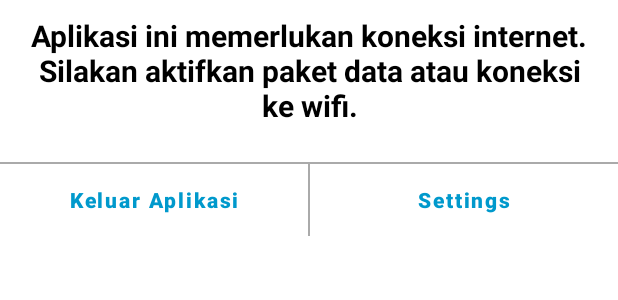
After one commit to yuwandianto/PAT-Versi-1.0.0, an Android app: the layout costum_dialog.xml on its own in the app's theme, with its tools: preview values and no code run, on a phone screen of 412 x 824 dp. The commit adds this screen. Shown: the top 300 px of the screen. Run offline under Robolectric (Android 15) with nearby library versions, the phone set to English and light mode, and no system bars.

Commit message:
Membuat Konfirmasi koneksi internet

```diff
--- /dev/null
+++ b/app/src/main/res/drawable/bg_costum_dialog.xml
@@ -0,0 +1,5 @@
+<?xml version="1.0" encoding="utf-8"?>
+<shape android:shape="rectangle" xmlns:android="http://schemas.android.com/apk/res/android">
+    <corners android:radius="10dp"/>
+    <solid android:color="#4DFFC107" />
+</shape>
--- a/app/src/main/res/layout/activity_main.xml
+++ b/app/src/main/res/layout/activity_main.xml
@@ -32,11 +32,12 @@
     </LinearLayout>
 
     <TextView
+        android:id="@+id/txt_pilihKelas"
         android:gravity="center_horizontal"
         android:layout_marginTop="12dp"
         android:layout_width="match_parent"
         android:layout_height="wrap_content"
-        android:text="Silakan Pilih Kelas"
+
         android:textStyle="bold"
         android:textSize="20sp"
         android:textColor="@color/black" />
--- /dev/null
+++ b/app/src/main/res/layout/costum_dialog.xml
@@ -0,0 +1,71 @@
+<?xml version="1.0" encoding="utf-8"?>
+<androidx.constraintlayout.widget.ConstraintLayout xmlns:android="http://schemas.android.com/apk/res/android"
+    xmlns:tools="http://schemas.android.com/tools"
+    android:layout_width="match_parent"
+    android:layout_height="wrap_content"
+    xmlns:app="http://schemas.android.com/apk/res-auto">
+
+    <TextView
+        android:layout_width="0dp"
+        android:id="@+id/textKonfirmasi"
+        android:layout_height="wrap_content"
+        android:layout_marginStart="16dp"
+        android:paddingTop="10dp"
+        android:layout_marginEnd="16dp"
+        android:text="Aplikasi ini memerlukan koneksi internet. Silakan aktifkan paket data atau koneksi ke wifi."
+        android:textColor="@color/black"
+        android:textSize="20sp"
+        android:textAlignment="center"
+        android:textStyle="bold"
+        app:layout_constraintEnd_toEndOf="parent"
+        app:layout_constraintStart_toStartOf="parent"
+        tools:ignore="MissingConstraints" />
+    <View
+        android:id="@+id/divider"
+        android:layout_width="0dp"
+        android:layout_height="1dp"
+        android:layout_marginTop="24dp"
+        android:background="#AAAAAA"
+        app:layout_constraintEnd_toEndOf="parent"
+        app:layout_constraintStart_toStartOf="parent"
+        app:layout_constraintTop_toBottomOf="@+id/textKonfirmasi"/>
+
+    <View
+        android:id="@+id/divider2"
+        android:layout_width="1dp"
+        android:layout_height="0dp"
+        android:background="#AAAAAA"
+        app:layout_constraintBottom_toBottomOf="parent"
+        app:layout_constraintEnd_toEndOf="parent"
+        app:layout_constraintStart_toStartOf="parent"
+        app:layout_constraintTop_toBottomOf="@id/divider" />
+
+    <Button
+        android:id="@+id/tombolSetting"
+        android:layout_width="0dp"
+        android:layout_height="wrap_content"
+        android:background="@android:color/transparent"
+        android:text="Settings"
+        android:textAllCaps="false"
+        android:textColor="@android:color/holo_blue_dark"
+        app:layout_constraintBottom_toBottomOf="parent"
+        app:layout_constraintEnd_toEndOf="parent"
+        app:layout_constraintStart_toEndOf="@id/divider2"
+        android:textStyle="bold"
+        app:layout_constraintTop_toTopOf="@id/divider2"/>
+
+    <Button
+        android:id="@+id/tombolKeluar"
+        android:layout_width="0dp"
+        android:layout_height="wrap_content"
+        android:background="@android:color/transparent"
+        android:text="Keluar Aplikasi"
+        android:textStyle="bold"
+        android:textAllCaps="false"
+        android:textColor="@android:color/holo_blue_dark"
+        app:layout_constraintBottom_toBottomOf="parent"
+        app:layout_constraintStart_toStartOf="parent"
+        app:layout_constraintEnd_toStartOf="@id/divider2"
+        app:layout_constraintTop_toTopOf="@id/divider2"/>
+
+</androidx.constraintlayout.widget.ConstraintLayout>
--- a/app/src/main/res/values/themes.xml
+++ b/app/src/main/res/values/themes.xml
@@ -12,5 +12,12 @@
         <!-- Status bar color. -->
         <item name="android:statusBarColor" tools:targetApi="l">?attr/colorPrimaryVariant</item>
         <!-- Customize your theme here. -->
+        <item name="android:windowAnimationStyle">@style/animation</item>
+    </style>
+
+    <style name="animation" >
+        <item name="android:windowEnterAnimation">@android:anim/fade_in</item>
+        <item name="android:windowExitAnimation">@android:anim/fade_out</item>
+
     </style>
 </resources>
```
Also changed, not shown: app/src/main/java/com/yuwandianto/patsman1jorong/MainActivity.java (+43 -2 lines), app/src/main/java/com/yuwandianto/patsman1jorong/MainActivity3.java (+26 -1 lines).
